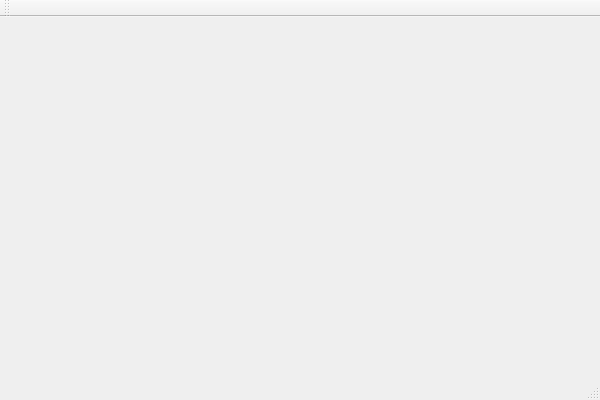
Before: the Qt Designer form BlockEditor/MainWindow.ui in jozefmery/BlockEditor, drawn with Qt 5.
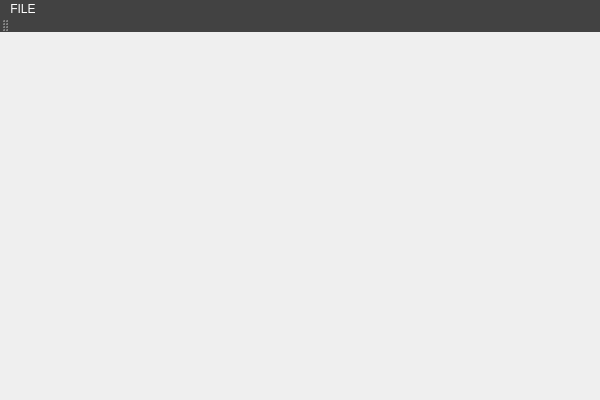
After: the same form once the commit is applied.

Commit message: Added control tool bar ui element.

Patch:
```diff
--- a/BlockEditor/MainWindow.ui
+++ b/BlockEditor/MainWindow.ui
@@ -13,18 +13,40 @@
   <property name="windowTitle">
    <string>MainWindow</string>
   </property>
-  <widget class="QWidget" name="centralWidget"/>
+  <widget class="QWidget" name="centralWidget">
+   <property name="styleSheet">
+    <string notr="true"/>
+   </property>
+  </widget>
   <widget class="QMenuBar" name="menuBar">
    <property name="geometry">
     <rect>
      <x>0</x>
      <y>0</y>
      <width>600</width>
-     <height>26</height>
+     <height>22</height>
     </rect>
    </property>
+   <property name="styleSheet">
+    <string notr="true">background-color: rgb(66,66,66); color: #FFFFFF;</string>
+   </property>
+   <widget class="QMenu" name="menuFILE">
+    <property name="title">
+     <string>FILE</string>
+    </property>
+   </widget>
+   <addaction name="menuFILE"/>
   </widget>
-  <widget class="QToolBar" name="mainToolBar">
+  <widget class="QToolBar" name="controlToolBar">
+   <property name="styleSheet">
+    <string notr="true">background-color: rgb(66,66,66); color: #FFFFFF; border-width: 0px; </string>
+   </property>
+   <property name="allowedAreas">
+    <set>Qt::TopToolBarArea</set>
+   </property>
+   <property name="floatable">
+    <bool>false</bool>
+   </property>
    <attribute name="toolBarArea">
     <enum>TopToolBarArea</enum>
    </attribute>
@@ -32,7 +54,6 @@
     <bool>false</bool>
    </attribute>
   </widget>
-  <widget class="QStatusBar" name="statusBar"/>
  </widget>
  <layoutdefault spacing="6" margin="11"/>
  <resources>
```
The commit also changes 6 other files.
